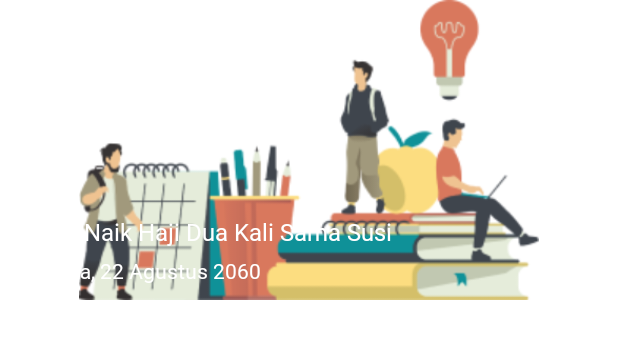
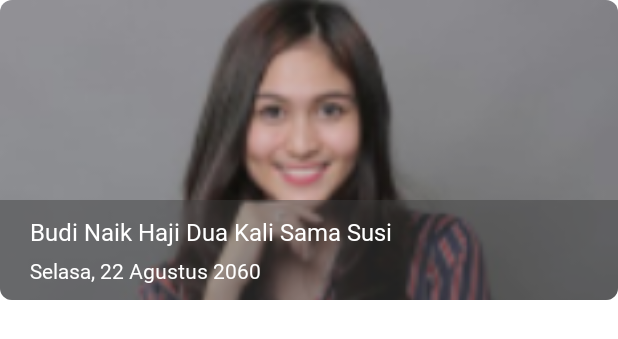
Before and after one commit to bayuirfan52/UINSUKAUI, an Android app: the layout item_news.xml on its own in the app's theme, with its tools: preview values and no code run, on a phone screen of 412 x 824 dp. Shown: the top 339 px of the screen. Run offline under Robolectric (Android 15) with nearby library versions, the phone set to English and light mode, and no system bars.

Commit message:
fix layout

```diff
--- a/app/src/main/AndroidManifest.xml
+++ b/app/src/main/AndroidManifest.xml
@@ -8,20 +8,23 @@
         android:icon="@mipmap/ic_launcher"
         android:label="@string/app_name"
         android:roundIcon="@mipmap/ic_launcher_round"
-        android:supportsRtl="true"
+        android:supportsRtl="false"
         android:theme="@style/Theme.UINSUKAUI">
         <activity
             android:name=".ui.home.HomeActivity"
             android:exported="false"
             android:label="@string/title_activity_home"
+            android:screenOrientation="portrait"
             android:theme="@style/Theme.UINSUKAUI.NoActionBar" />
         <activity
             android:name=".ui.login.LoginActivity"
             android:exported="false"
+            android:screenOrientation="portrait"
             android:theme="@style/Theme.UINSUKAUI.NoActionBar" />
         <activity
             android:name=".MainActivity"
             android:exported="true"
+            android:screenOrientation="portrait"
             android:theme="@style/Theme.UINSUKAUI.NoActionBar">
             <intent-filter>
                 <action android:name="android.intent.action.MAIN" />
--- a/app/src/main/java/com/example/uinsukaui/MainActivity.kt
+++ b/app/src/main/java/com/example/uinsukaui/MainActivity.kt
@@ -5,6 +5,7 @@ import android.os.Bundle
 import android.os.Handler
 import android.os.Looper
 import androidx.appcompat.app.AppCompatActivity
+import androidx.core.content.ContextCompat
 import com.example.uinsukaui.databinding.ActivitySplashBinding
 import com.example.uinsukaui.ui.login.LoginActivity
 
@@ -13,6 +14,7 @@ class MainActivity : AppCompatActivity() {
     override fun onCreate(savedInstanceState: Bundle?) {
         super.onCreate(savedInstanceState)
         setContentView(binding.root)
+        window.statusBarColor = ContextCompat.getColor(this, R.color.transparent)
 
         Handler(Looper.getMainLooper()).postDelayed({
             startActivity(Intent(this, LoginActivity::class.java))
--- a/app/src/main/java/com/example/uinsukaui/ui/home/HomeActivity.kt
+++ b/app/src/main/java/com/example/uinsukaui/ui/home/HomeActivity.kt
@@ -2,8 +2,10 @@ package com.example.uinsukaui.ui.home
 
 import android.os.Bundle
 import androidx.appcompat.app.AppCompatActivity
+import androidx.core.content.ContextCompat
 import androidx.navigation.fragment.NavHostFragment
 import androidx.navigation.ui.NavigationUI
+import com.example.uinsukaui.R
 import com.example.uinsukaui.databinding.ActivityHomeBinding
 
 class HomeActivity : AppCompatActivity() {
@@ -12,6 +14,7 @@ class HomeActivity : AppCompatActivity() {
 
     override fun onCreate(savedInstanceState: Bundle?) {
         super.onCreate(savedInstanceState)
+        window.statusBarColor = ContextCompat.getColor(this, R.color.orange_brown)
 
         binding = ActivityHomeBinding.inflate(layoutInflater)
         setContentView(binding.root)
--- a/app/src/main/java/com/example/uinsukaui/ui/login/LoginActivity.kt
+++ b/app/src/main/java/com/example/uinsukaui/ui/login/LoginActivity.kt
@@ -13,6 +13,7 @@ import android.view.View
 import android.view.inputmethod.EditorInfo
 import android.widget.EditText
 import android.widget.Toast
+import androidx.core.content.ContextCompat
 import com.example.uinsukaui.databinding.ActivityLoginBinding
 
 import com.example.uinsukaui.R
@@ -28,6 +29,7 @@ class LoginActivity : AppCompatActivity() {
 
         binding = ActivityLoginBinding.inflate(layoutInflater)
         setContentView(binding.root)
+        window.statusBarColor = ContextCompat.getColor(this, R.color.transparent)
 
         val username = binding.username
         val password = binding.password
--- /dev/null
+++ b/app/src/main/res/drawable-v24/divider_transparent_10.xml
@@ -0,0 +1,6 @@
+<?xml version="1.0" encoding="utf-8"?>
+<shape xmlns:android="http://schemas.android.com/apk/res/android"
+    android:shape="rectangle">
+    <size android:height="10dp" android:width="10dp"/>
+    <solid android:color="@color/transparent" />
+</shape>
--- a/app/src/main/res/layout/item_news.xml
+++ b/app/src/main/res/layout/item_news.xml
@@ -19,8 +19,16 @@
             app:layout_constraintEnd_toEndOf="parent"
             app:layout_constraintStart_toStartOf="parent"
             app:layout_constraintTop_toTopOf="parent"
+            android:scaleType="centerCrop"
             tools:ignore="ContentDescription"
-            tools:src="@drawable/ic_login" />
+            tools:src="@drawable/img_sample_talent" />
+
+        <androidx.appcompat.widget.LinearLayoutCompat
+            android:layout_width="match_parent"
+            android:layout_height="wrap_content"
+            android:background="@color/black_transparent"
+            app:layout_constraintBottom_toBottomOf="parent"
+            android:orientation="vertical">
 
             <TextView
                 android:id="@+id/txt_headline"
@@ -29,9 +37,9 @@
                 android:layout_height="wrap_content"
                 android:layout_marginBottom="5dp"
                 android:layout_marginHorizontal="20dp"
+                android:layout_marginTop="10dp"
                 android:maxLines="2"
                 android:textColor="@color/white"
-            app:layout_constraintBottom_toTopOf="@+id/txt_date"
                 tools:text="Budi Naik Haji Dua Kali Sama Susi" />
 
             <TextView
@@ -42,7 +50,7 @@
                 android:layout_marginBottom="10dp"
                 android:layout_marginHorizontal="20dp"
                 android:textColor="@color/white"
-            app:layout_constraintBottom_toBottomOf="parent"
                 tools:text="Selasa, 22 Agustus 2060" />
+        </androidx.appcompat.widget.LinearLayoutCompat>
     </androidx.constraintlayout.widget.ConstraintLayout>
 </com.google.android.material.card.MaterialCardView>
--- a/app/src/main/res/values/colors.xml
+++ b/app/src/main/res/values/colors.xml
@@ -5,4 +5,5 @@
     <color name="orange_brown">#A4884A</color>
     <color name="orange_light">#F9A828</color>
     <color name="transparent">#00FFFFFF</color>
+    <color name="black_transparent">#733C3C3C</color>
 </resources>
--- a/app/src/main/res/values/themes.xml
+++ b/app/src/main/res/values/themes.xml
@@ -10,7 +10,6 @@
         <item name="colorSecondaryVariant">@color/orange_brown</item>
         <item name="colorOnSecondary">@color/black</item>
         <!-- Status bar color. -->
-        <item name="android:statusBarColor" tools:targetApi="l">@color/transparent</item>
         <item name="android:windowTranslucentStatus">true</item>
         <!-- Customize your theme here. -->
     </style>
@@ -23,7 +22,7 @@
         <item name="colorSecondary">@color/orange_light</item>
         <item name="colorSecondaryVariant">@color/orange_brown</item>
         <item name="colorOnSecondary">@color/black</item>
-        <item name="android:statusBarColor" tools:targetApi="l">@color/white</item>
-        <item name="android:windowTranslucentStatus">true</item>
+        <item name="android:fitsSystemWindows">true</item>
+        <item name="android:forceDarkAllowed" tools:targetApi="q">false</item>
     </style>
 </resources>
```
Also changed, not shown: app/src/main/java/com/example/uinsukaui/ui/home/home/HomeFragment.kt (+10 -0 lines), app/src/main/res/drawable/img_sample_talent.png (added). Lines whose indentation alone changed are shown as unchanged.
